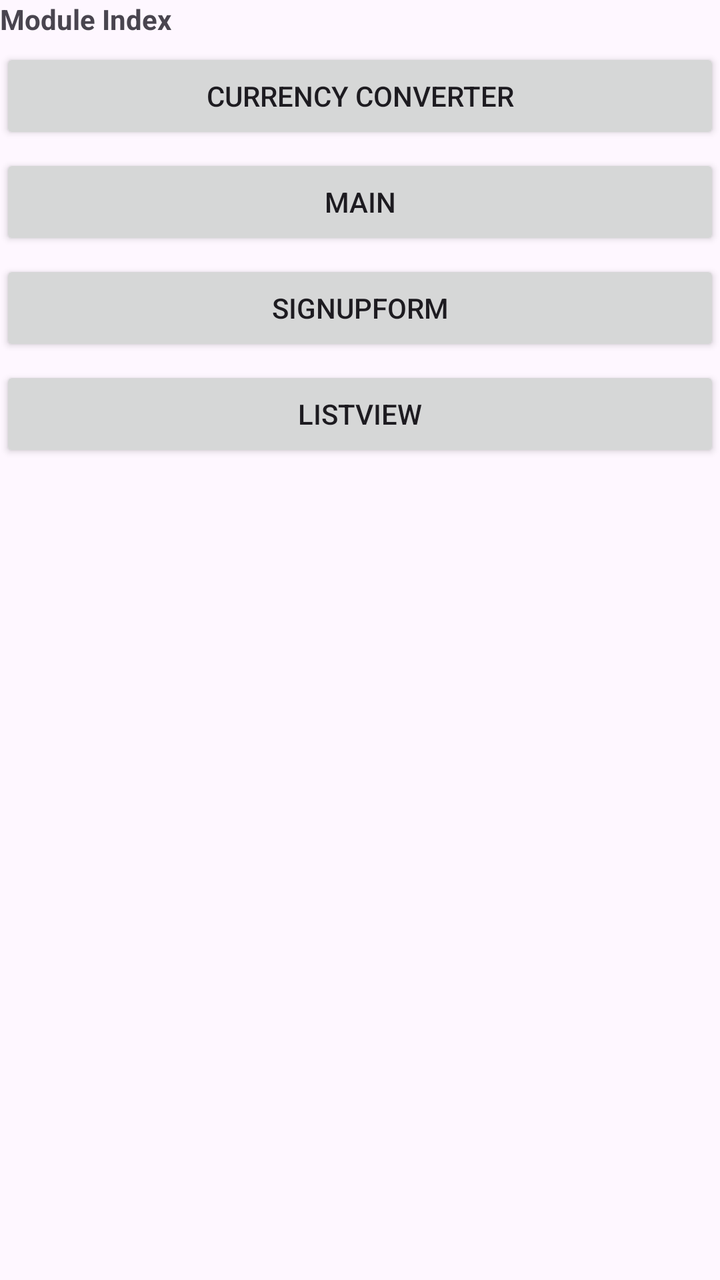
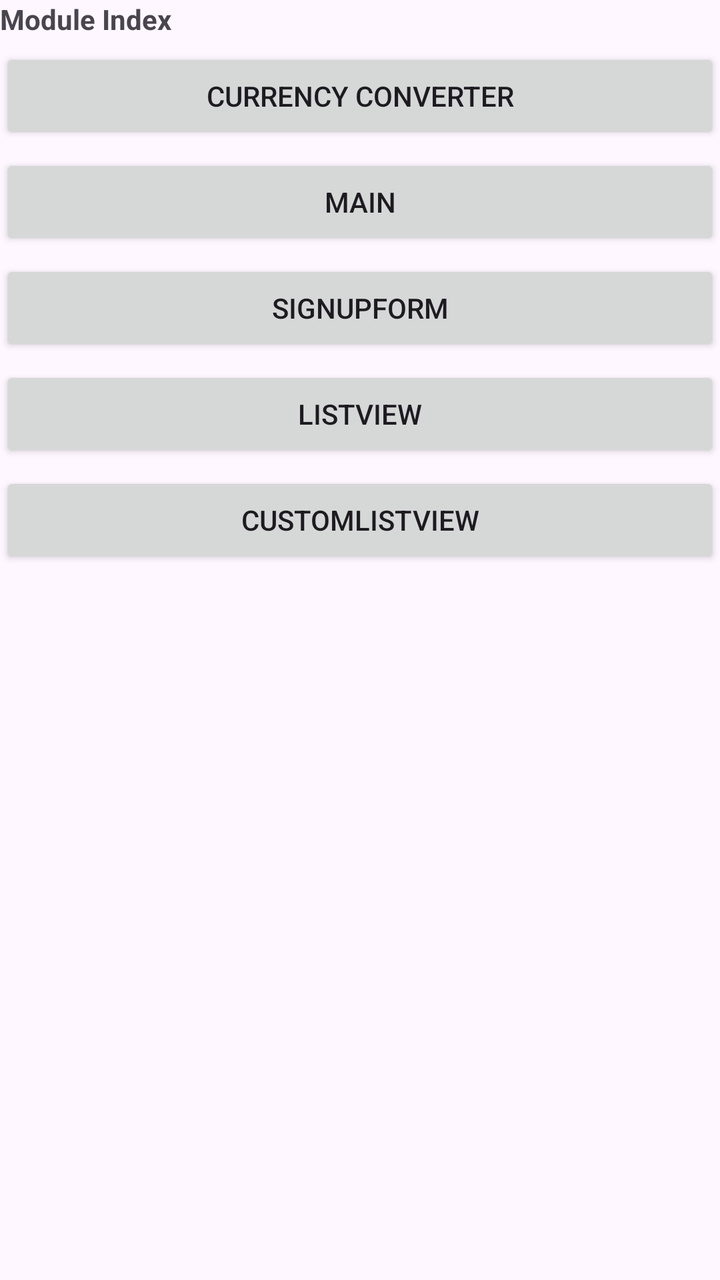

An Android layout rendered at two revisions. The XML below is the earlier revision; the diff shows what the commit changed to produce the second picture.
<!-- AndroidManifest.xml: application theme Theme.MyApp -->
<!-- res/layout/activity_index.xml -->
<?xml version="1.0" encoding="utf-8"?>
<androidx.constraintlayout.widget.ConstraintLayout xmlns:android="http://schemas.android.com/apk/res/android"
    xmlns:app="http://schemas.android.com/apk/res-auto"
    xmlns:tools="http://schemas.android.com/tools"
    android:id="@+id/main"
    android:layout_width="match_parent"
    android:layout_height="match_parent"
    tools:context=".IndexActivity">

    <LinearLayout
        android:layout_width="match_parent"
        android:orientation="vertical"
        android:layout_height="match_parent">

        <TextView
            android:id="@+id/textView"
            android:layout_width="match_parent"
            android:textAlignment="center"
            android:layout_height="wrap_content"
            android:text="Module Index"
            android:textStyle="bold"
            app:layout_constraintEnd_toEndOf="parent"
            app:layout_constraintStart_toStartOf="parent"
            tools:layout_editor_absoluteY="27dp" />

        <Button
            android:layout_marginTop="5dp"
            android:id="@+id/buttonCurrency"
            android:layout_width="match_parent"
            android:layout_height="wrap_content"
            android:text="Currency Converter"
            app:layout_constraintEnd_toEndOf="parent"
            app:layout_constraintStart_toStartOf="parent"
            tools:layout_editor_absoluteY="72dp" />

        <Button
            android:layout_marginTop="5dp"
            android:id="@+id/buttonMainActivity"
            android:layout_width="match_parent"
            android:layout_height="wrap_content"
            android:text="Main"
            app:layout_constraintEnd_toEndOf="parent"
            app:layout_constraintStart_toStartOf="parent"
            tools:layout_editor_absoluteY="72dp" />

        <Button
            android:layout_marginTop="5dp"
            android:id="@+id/buttonSignUpForm"
            android:layout_width="match_parent"
            android:layout_height="wrap_content"
            android:text="SignUpForm"
            app:layout_constraintEnd_toEndOf="parent"
            app:layout_constraintStart_toStartOf="parent"
            tools:layout_editor_absoluteY="72dp" />


        <Button
            android:layout_marginTop="5dp"
            android:id="@+id/buttonListView"
            android:layout_width="match_parent"
            android:layout_height="wrap_content"
            android:text="ListView"
            app:layout_constraintEnd_toEndOf="parent"
            app:layout_constraintStart_toStartOf="parent"
            tools:layout_editor_absoluteY="72dp" />

    </LinearLayout>

</androidx.constraintlayout.widget.ConstraintLayout>
<!-- resources referenced by this layout -->
<resources>
  <style name="Theme.MyApp" parent="Theme.MaterialComponents.DayNight.DarkActionBar">
          
          <item name="colorPrimary">@color/purple_500</item>
          <item name="colorPrimaryVariant">@color/purple_700</item>
          <item name="colorOnPrimary">@color/white</item>
          
          <item name="colorSecondary">@color/teal_200</item>
          <item name="colorSecondaryVariant">@color/teal_700</item>
          <item name="colorOnSecondary">@color/black</item>
          
          <item name="android:statusBarColor">?attr/colorPrimaryVariant</item>
          
      </style>
  <color name="purple_500">#FF6200EE</color>
  <color name="purple_700">#FF3700B3</color>
  <color name="white">#FFFFFFFF</color>
  <color name="teal_200">#FF03DAC5</color>
  <color name="teal_700">#FF018786</color>
  <color name="black">#FF000000</color>
</resources>

<!-- the commit's change to res/layout/activity_index.xml (unified diff, before → after) -->
@@ -64,6 +64,16 @@
             app:layout_constraintStart_toStartOf="parent"
             tools:layout_editor_absoluteY="72dp" />
 
+        <Button
+            android:layout_marginTop="5dp"
+            android:id="@+id/buttonCustomListView"
+            android:layout_width="match_parent"
+            android:layout_height="wrap_content"
+            android:text="CustomListView"
+            app:layout_constraintEnd_toEndOf="parent"
+            app:layout_constraintStart_toStartOf="parent"
+            tools:layout_editor_absoluteY="72dp" />
+
     </LinearLayout>
 
 </androidx.constraintlayout.widget.ConstraintLayout>
